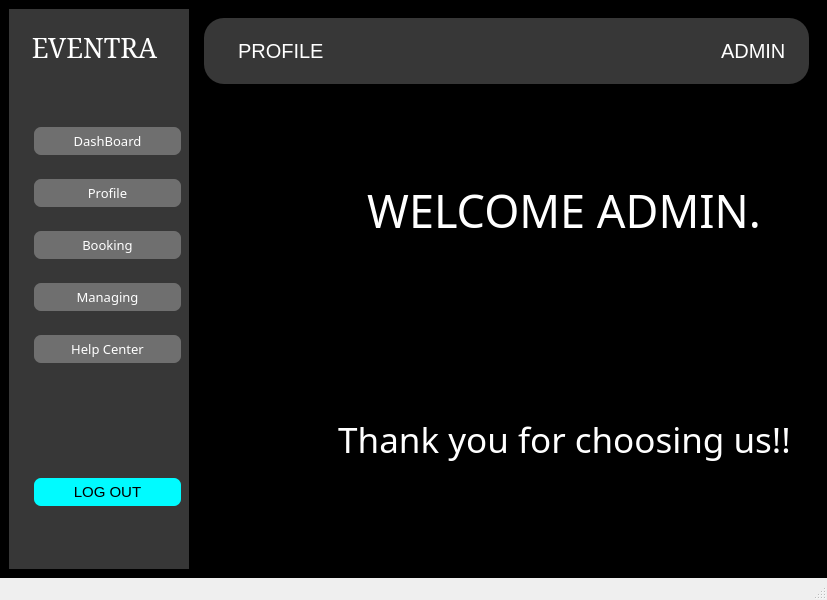
Old version of the form profile.ui in the repository Prabin-63/EMS.
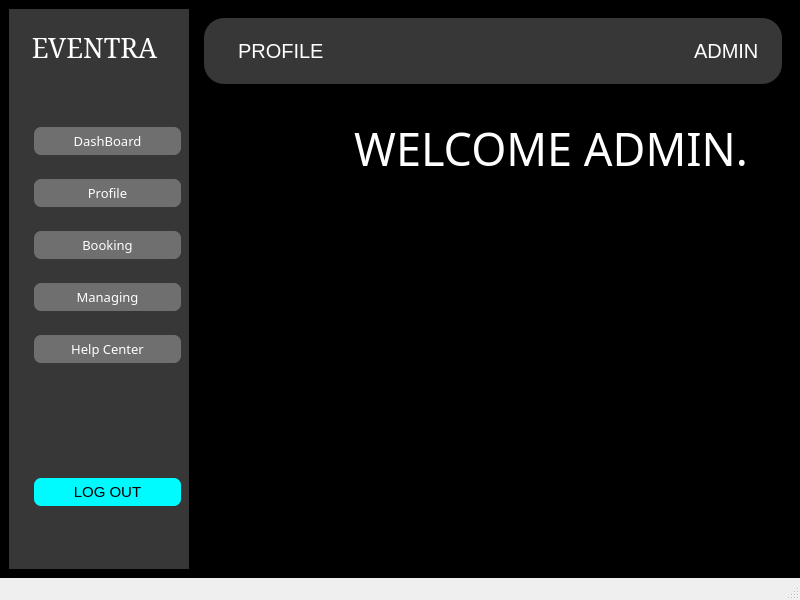
New version of the form. Icons and pictures are not drawn.

```diff
--- a/profile.ui
+++ b/profile.ui
@@ -850,117 +850,7 @@
                  </widget>
                 </item>
                 <item>
-                 <widget class="QWidget" name="widget_6" native="true">
-                  <layout class="QHBoxLayout" name="horizontalLayout_6">
-                   <item>
-                    <layout class="QHBoxLayout" name="horizontalLayout_5">
-                     <item>
-                      <spacer name="horizontalSpacer_3">
-                       <property name="orientation">
-                        <enum>Qt::Orientation::Horizontal</enum>
-                       </property>
-                       <property name="sizeHint" stdset="0">
-                        <size>
-                         <width>40</width>
-                         <height>20</height>
-                        </size>
-                       </property>
-                      </spacer>
-                     </item>
-                     <item>
-                      <widget class="QLabel" name="label_4">
-                       <property name="sizePolicy">
-                        <sizepolicy hsizetype="Fixed" vsizetype="Fixed">
-                         <horstretch>0</horstretch>
-                         <verstretch>0</verstretch>
-                        </sizepolicy>
-                       </property>
-                       <property name="minimumSize">
-                        <size>
-                         <width>80</width>
-                         <height>80</height>
-                        </size>
-                       </property>
-                       <property name="maximumSize">
-                        <size>
-                         <width>80</width>
-                         <height>80</height>
-                        </size>
-                       </property>
-                       <property name="text">
-                        <string/>
-                       </property>
-                       <property name="pixmap">
-                        <pixmap resource="resources.qrc">:/resources/event (1).png</pixmap>
-                       </property>
-                       <property name="scaledContents">
-                        <bool>true</bool>
-                       </property>
-                      </widget>
-                     </item>
-                     <item>
-                      <spacer name="horizontalSpacer_4">
-                       <property name="orientation">
-                        <enum>Qt::Orientation::Horizontal</enum>
-                       </property>
-                       <property name="sizeHint" stdset="0">
-                        <size>
-                         <width>40</width>
-                         <height>20</height>
-                        </size>
-                       </property>
-                      </spacer>
-                     </item>
-                     <item>
-                      <widget class="QLabel" name="label_3">
-                       <property name="font">
-                        <font>
-                         <family>Rockwell</family>
-                         <pointsize>26</pointsize>
-                        </font>
-                       </property>
-                       <property name="styleSheet">
-                        <string notr="true">color:white;
-padding-left:30px;</string>
-                       </property>
-                       <property name="text">
-                        <string>Thank you for choosing us!!</string>
-                       </property>
-                       <property name="alignment">
-                        <set>Qt::AlignmentFlag::AlignCenter</set>
-                       </property>
-                      </widget>
-                     </item>
-                     <item>
-                      <spacer name="horizontalSpacer_8">
-                       <property name="orientation">
-                        <enum>Qt::Orientation::Horizontal</enum>
-                       </property>
-                       <property name="sizeHint" stdset="0">
-                        <size>
-                         <width>40</width>
-                         <height>20</height>
-                        </size>
-                       </property>
-                      </spacer>
-                     </item>
-                     <item>
-                      <spacer name="horizontalSpacer_7">
-                       <property name="orientation">
-                        <enum>Qt::Orientation::Horizontal</enum>
-                       </property>
-                       <property name="sizeHint" stdset="0">
-                        <size>
-                         <width>40</width>
-                         <height>20</height>
-                        </size>
-                       </property>
-                      </spacer>
-                     </item>
-                    </layout>
-                   </item>
-                  </layout>
-                 </widget>
+                 <widget class="QTableView" name="userview"/>
                 </item>
                </layout>
               </item>
```
